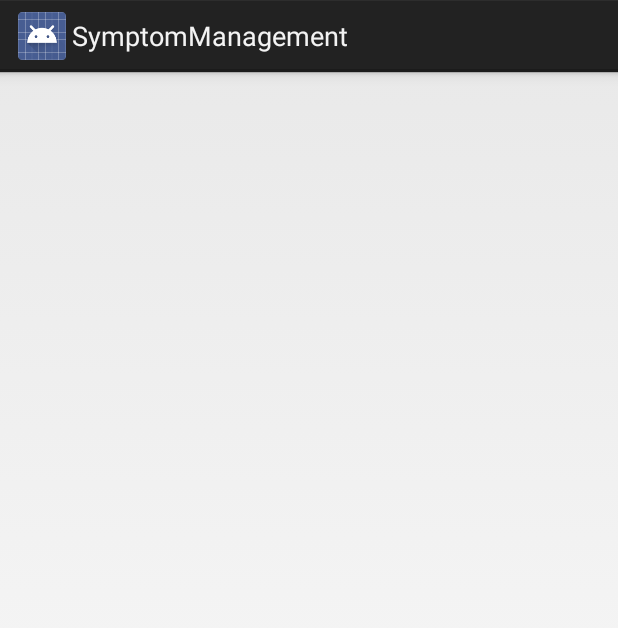
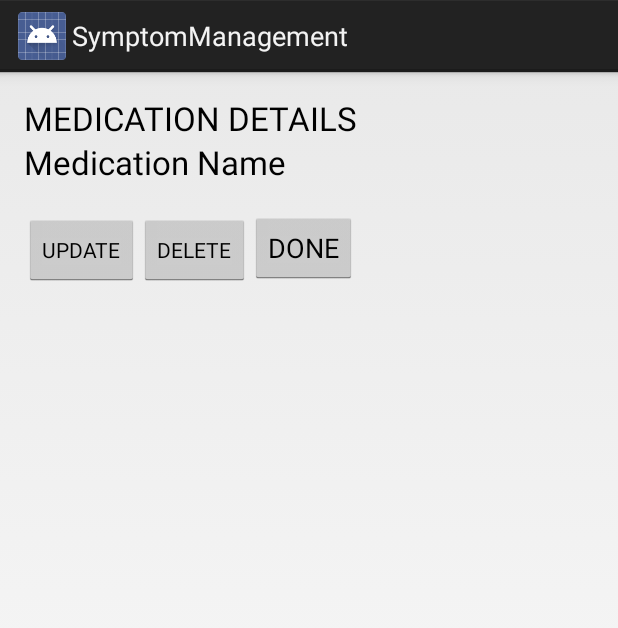
Before and after one commit to dmdavids/SymptomManagementApp, an Android app: the fragment AdminMedicationsDetailFragment shown on its own in the app's theme, on a phone screen of 412 x 824 dp. Shown: the top 628 px of the screen. Run offline under Robolectric (Android 15) with nearby library versions, the phone set to English and light mode, and no system bars; our stand-ins replace ButterKnife; 1 statement that could not run was skipped.

Commit message:
Fixed the issue with BigInteger and now uses Strings for IDs .. this seems to be common with Mongo DB.  Fixed client API to match the changes made in the REST server for fixing problems with ID being looked for in the wrong place and to have the deletes return a response body instead of void.  Also worked to get the medication details fragment working better.

```diff
--- a/app/src/main/java/com/skywomantech/app/symptommanagement/client/SymptomManagementApi.java
+++ b/app/src/main/java/com/skywomantech/app/symptommanagement/client/SymptomManagementApi.java
@@ -1,6 +1,8 @@
 package com.skywomantech.app.symptommanagement.client;
 
-import com.skywomantech.app.symptommanagement.data.*;
+import com.skywomantech.app.symptommanagement.data.Medication;
+import com.skywomantech.app.symptommanagement.data.Patient;
+import com.skywomantech.app.symptommanagement.data.Physician;
 
 import java.math.BigInteger;
 import java.util.Collection;
@@ -33,58 +35,57 @@ public interface SymptomManagementApi {
 	public static final String PHYSICIAN_SEARCH_PATH = PHYSICIAN_PATH + SEARCH_PATH;
 	public static final String MEDICATION_SEARCH_PATH = MEDICATION_PATH + SEARCH_PATH;
 
-	//TODO: How to handle the images - storing and downloading?  Figure out later!
 
 	@GET(PATIENT_PATH)
-	public Collection<Patient> getAllPatients();
+	public Collection<Patient> getPatientList();
 
 	@GET(PATIENT_PATH+ID_PATH)
-	public Patient getPatient(@Path(ID_PARAMETER) long userId);
+	public Patient getPatient(@Path(ID_PARAMETER) String id);
 
 	@POST(PATIENT_PATH)
 	public Patient addPatient(@Body Patient patient);
 
 	@PUT(PATIENT_PATH+ID_PATH)
-	public Patient updatePatient(@Path(ID_PARAMETER) long userId, @Body Patient patient);
+	public Patient updatePatient(@Path(ID_PARAMETER) String id, @Body Patient patient);
 
 	@DELETE(PATIENT_PATH+ID_PATH)
-	public void deletePatient(@Path(ID_PARAMETER) long userId);
+	public Patient deletePatient(@Path(ID_PARAMETER) String id);
 
 	@GET(PATIENT_SEARCH_PATH)
 	public Collection<Patient> findByPatientName(@Query(NAME_PARAMETER) String name);
 
 	@GET(PHYSICIAN_PATH)
-	public Collection<Physician> getAllPhysicians();
+	public Collection<Physician> getPhysicianList();
 
 	@GET(PHYSICIAN_PATH+ID_PATH)
-	public Physician getPhysician(@Path(ID_PARAMETER) long userId);
+	public Physician getPhysician(@Path(ID_PARAMETER) String id);
 
 	@POST(PHYSICIAN_PATH)
 	public Physician addPhysician(@Body Physician physician);
 
 	@PUT(PHYSICIAN_PATH+ID_PATH)
-	public Physician updatePhysician(@Path(ID_PARAMETER) long userId, @Body Physician physician);
+	public Physician updatePhysician(@Path(ID_PARAMETER) String id, @Body Physician physician);
 
 	@DELETE(PHYSICIAN_PATH+ID_PATH)
-	public void deletePhysician(@Path(ID_PARAMETER) long userId);
+	public Physician deletePhysician(@Path(ID_PARAMETER) long userId);
 
 	@GET(PHYSICIAN_SEARCH_PATH)
 	public Collection<Physician> findByPhysicianName(@Query(NAME_PARAMETER) String name);
 
+	@GET(MEDICATION_PATH+ID_PATH)
+	public Medication getMedication(@Path(ID_PARAMETER) String id);
+
 	@GET(MEDICATION_PATH)
-	public Collection<Medication> getAllMedications();
-
-	@GET(MEDICATION_PATH+ID_PATH)
-	public Medication getMedication(@Path(ID_PARAMETER) BigInteger medId);
+	public Collection<Medication> getMedicationList();
 
 	@POST(MEDICATION_PATH)
 	public Medication addMedication(@Body Medication medication);
 
 	@PUT(MEDICATION_PATH+ID_PATH)
-	public Medication updateMedication(@Path(ID_PARAMETER) long medId, @Body Medication medication);
+	public Medication updateMedication(@Path(ID_PARAMETER) String id, @Body Medication medication);
 
 	@DELETE(MEDICATION_PATH+ID_PATH)
-	public void deleteMedication(@Path(ID_PARAMETER) long medId);
+	public Medication deleteMedication(@Path(ID_PARAMETER) String id);
 
 	@GET(MEDICATION_SEARCH_PATH)
 	public Collection<Medication> findByMedicationName(@Query(NAME_PARAMETER) String name);
--- a/app/src/main/res/layout/fragment_admin_medication_detail.xml
+++ b/app/src/main/res/layout/fragment_admin_medication_detail.xml
@@ -1,9 +1,67 @@
-<TextView xmlns:android="http://schemas.android.com/apk/res/android"
+<?xml version="1.0" encoding="utf-8"?>
+
+<ScrollView xmlns:android="http://schemas.android.com/apk/res/android"
     xmlns:tools="http://schemas.android.com/tools"
-    android:id="@+id/admin_medication_detail"
-    style="?android:attr/textAppearanceLarge"
     android:layout_width="match_parent"
     android:layout_height="match_parent"
-    android:padding="16dp"
-    android:textIsSelectable="true"
-    tools:context="com.skywomantech.app.symptommanagement.AdminMedicationDetailFragment" />
+    android:paddingLeft="@dimen/activity_horizontal_margin"
+    android:paddingRight="@dimen/activity_horizontal_margin"
+    android:paddingTop="@dimen/activity_vertical_margin"
+    android:paddingBottom="@dimen/activity_vertical_margin"
+    tools:context="com.skywomantech.app.symptommanagement.admin.AdminMedicationsDetailFragment">
+
+    <LinearLayout
+        android:orientation="vertical"
+        android:layout_width="fill_parent"
+        android:layout_height="fill_parent">
+
+        <FrameLayout
+            android:layout_width="fill_parent"
+            android:layout_height="fill_parent">
+
+            <TextView
+                android:layout_width="wrap_content"
+                android:layout_height="wrap_content"
+                android:textAppearance="?android:attr/textAppearanceLarge"
+                android:text="MEDICATION DETAILS"
+                android:id="@+id/medication_details_heading" />
+        </FrameLayout>
+
+        <TextView
+            android:layout_width="wrap_content"
+            android:layout_height="wrap_content"
+            android:textAppearance="?android:attr/textAppearanceLarge"
+            android:text="Medication Name"
+            android:textIsSelectable="true"
+            android:id="@+id/admin_medication_detail"
+            android:editable="true"
+            android:height="@android:dimen/app_icon_size" />
+
+        <LinearLayout
+            android:orientation="horizontal"
+            android:layout_width="fill_parent"
+            android:layout_height="fill_parent">
+
+            <Button
+                style="?android:attr/buttonStyleSmall"
+                android:layout_width="wrap_content"
+                android:layout_height="wrap_content"
+                android:text="UPDATE"
+                android:id="@+id/update_medication_button" />
+
+            <Button
+                style="?android:attr/buttonStyleSmall"
+                android:layout_width="wrap_content"
+                android:layout_height="wrap_content"
+                android:text="DELETE"
+                android:id="@+id/delete_medication_button" />
+
+            <Button
+                android:layout_width="wrap_content"
+                android:layout_height="wrap_content"
+                android:text="DONE"
+                android:id="@+id/exit_medication_detail_button" />
+        </LinearLayout>
+
+    </LinearLayout>
+</ScrollView>
```
Also changed, not shown: app/src/main/java/com/skywomantech/app/symptommanagement/admin/AdminMedicationsDetailFragment.java (+124 -30 lines), app/src/main/java/com/skywomantech/app/symptommanagement/admin/AdminMedicationsListFragment.java (+3 -9 lines), app/src/main/java/com/skywomantech/app/symptommanagement/data/Medication.java (+14 -4 lines), app/src/main/java/com/skywomantech/app/symptommanagement/data/Patient.java (+16 -4 lines), app/src/main/java/com/skywomantech/app/symptommanagement/data/Physician.java (+11 -6 lines).
